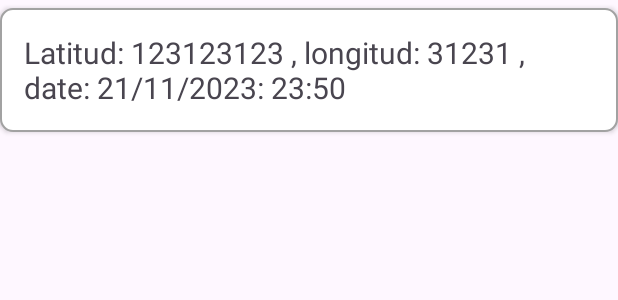
After one commit to Sxrdnx/upaxapp, an Android app: the layout item_location.xml on its own in the app's theme, with its tools: preview values and no code run, on a phone screen of 412 x 824 dp. The commit adds this screen. Shown: the top 300 px of the screen. Run offline under Robolectric (Android 15) with nearby library versions, the phone set to English and light mode, and no system bars.

Commit message:
get data from firestore and show in recyclerview and configure service for send data each 2 min

```diff
--- a/app/src/main/java/com/example/pokemonexample/ui/HomeFragment.kt
+++ b/app/src/main/java/com/example/pokemonexample/ui/HomeFragment.kt
@@ -9,8 +9,7 @@ import android.view.ViewGroup
 import androidx.navigation.fragment.findNavController
 import com.example.mylocation.MainActivityLocation
 import com.example.pokemonexample.databinding.FragmentHomeBinding
-import com.google.firebase.auth.FirebaseAuth
-import com.google.firebase.firestore.FirebaseFirestore
+
 
 
 class HomeFragment : Fragment() {
--- a/mylocation/build.gradle
+++ b/mylocation/build.gradle
@@ -29,6 +29,9 @@ android {
     kotlinOptions {
         jvmTarget = '1.8'
     }
+    buildFeatures {
+        viewBinding true
+    }
 }
 
 dependencies {
--- a/mylocation/src/main/AndroidManifest.xml
+++ b/mylocation/src/main/AndroidManifest.xml
@@ -4,6 +4,8 @@
     <uses-permission android:name="android.permission.INTERNET" />
     <uses-permission android:name="android.permission.ACCESS_FINE_LOCATION" />
     <uses-permission android:name="android.permission.ACCESS_COARSE_LOCATION" />
+    <uses-permission android:name="android.permission.FOREGROUND_SERVICE" />
+
     <application>
 
         <activity
@@ -11,6 +13,9 @@
             android:exported="true"
             android:screenOrientation="portrait">
         </activity>
+        <service android:name=".service.LocService"
+            android:exported="false"
+            />
     </application>
 
 </manifest>
--- /dev/null
+++ b/mylocation/src/main/res/drawable/android_icon.xml
@@ -0,0 +1,5 @@
+<vector android:height="24dp" android:tint="#000000"
+    android:viewportHeight="24" android:viewportWidth="24"
+    android:width="24dp" xmlns:android="http://schemas.android.com/apk/res/android">
+    <path android:fillColor="@android:color/white" android:pathData="M17.6,9.48l1.84,-3.18c0.16,-0.31 0.04,-0.69 -0.26,-0.85c-0.29,-0.15 -0.65,-0.06 -0.83,0.22l-1.88,3.24c-2.86,-1.21 -6.08,-1.21 -8.94,0L5.65,5.67c-0.19,-0.29 -0.58,-0.38 -0.87,-0.2C4.5,5.65 4.41,6.01 4.56,6.3L6.4,9.48C3.3,11.25 1.28,14.44 1,18h22C22.72,14.44 20.7,11.25 17.6,9.48zM7,15.25c-0.69,0 -1.25,-0.56 -1.25,-1.25c0,-0.69 0.56,-1.25 1.25,-1.25S8.25,13.31 8.25,14C8.25,14.69 7.69,15.25 7,15.25zM17,15.25c-0.69,0 -1.25,-0.56 -1.25,-1.25c0,-0.69 0.56,-1.25 1.25,-1.25s1.25,0.56 1.25,1.25C18.25,14.69 17.69,15.25 17,15.25z"/>
+</vector>
--- /dev/null
+++ b/mylocation/src/main/res/drawable/background_item.xml
@@ -0,0 +1,15 @@
+<?xml version="1.0" encoding="utf-8"?>
+<shape xmlns:android="http://schemas.android.com/apk/res/android"
+    android:shape="rectangle">
+    <solid android:color="@color/white" />
+    <corners
+        android:radius="8dp" />
+    <stroke
+        android:width="1dp"
+        android:color="#A2A2A2" />
+    <padding
+        android:left="8dp"
+        android:right="8dp"
+        android:top="8dp"
+        android:bottom="8dp" />
+</shape>
--- /dev/null
+++ b/mylocation/src/main/res/layout/item_location.xml
@@ -0,0 +1,19 @@
+<?xml version="1.0" encoding="utf-8"?>
+<LinearLayout xmlns:android="http://schemas.android.com/apk/res/android"
+    android:background="@drawable/background_item"
+    android:elevation="2dp"
+    android:orientation="horizontal"
+    android:layout_marginTop="5dp"
+    android:gravity="center"
+    android:layout_width="match_parent"
+    android:layout_height="wrap_content">
+    <TextView
+        android:id="@+id/txt_location"
+        android:layout_width="wrap_content"
+        android:layout_height="wrap_content"
+        android:layout_margin="8dp"
+        android:elevation="10dp"
+        android:text="Latitud: 123123123 , longitud: 31231 , date: 21/11/2023: 23:50 "
+        android:textSize="20sp"/>
+
+</LinearLayout>
--- /dev/null
+++ b/mylocation/src/main/res/values/colors.xml
@@ -0,0 +1,5 @@
+<?xml version="1.0" encoding="utf-8"?>
+<resources>
+    <color name="white">#FFFFFFFF</color>
+    <color name="new_indigo_light">#F5F2F8</color>
+</resources>
```
Also changed, not shown: mylocation/src/main/java/com/example/mylocation/MainActivityLocation.kt (+49 -40 lines), mylocation/src/main/java/com/example/mylocation/service/LocService.kt (added, +109 -0 lines), mylocation/src/main/java/com/example/mylocation/service/LocationService.kt (deleted, +0 -45 lines), mylocation/src/main/java/com/example/mylocation/ui/LocationsAdapter.kt (added, +44 -0 lines), mylocation/src/main/res/layout/activity_main_location.xml (+37 -0 lines).
